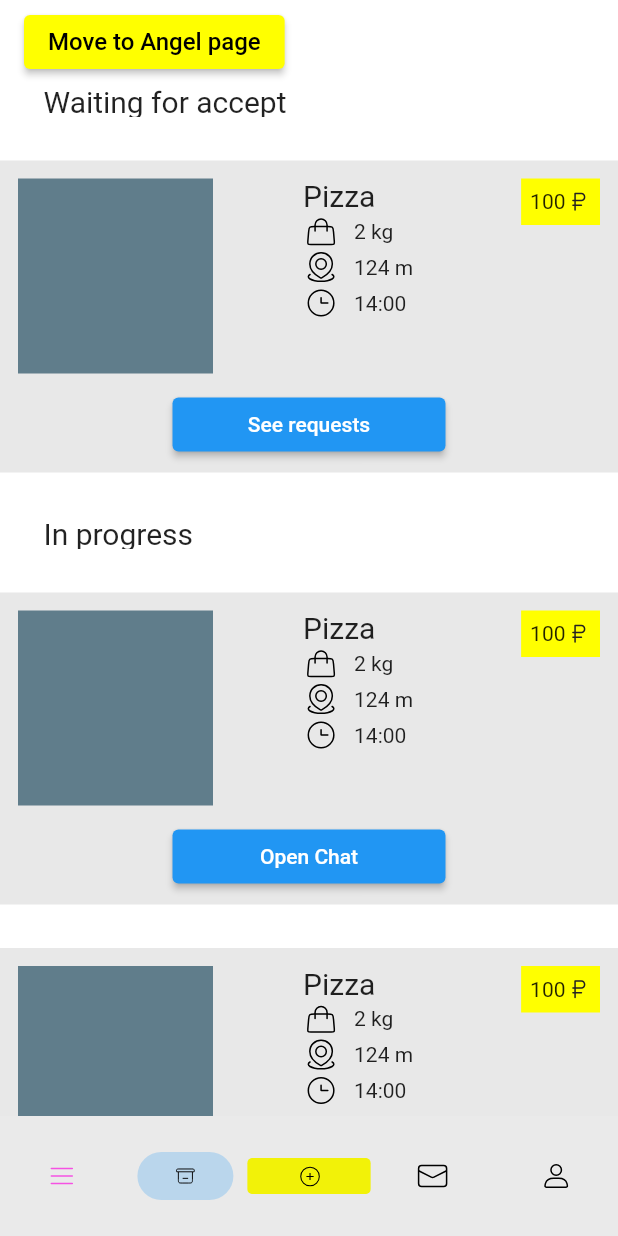
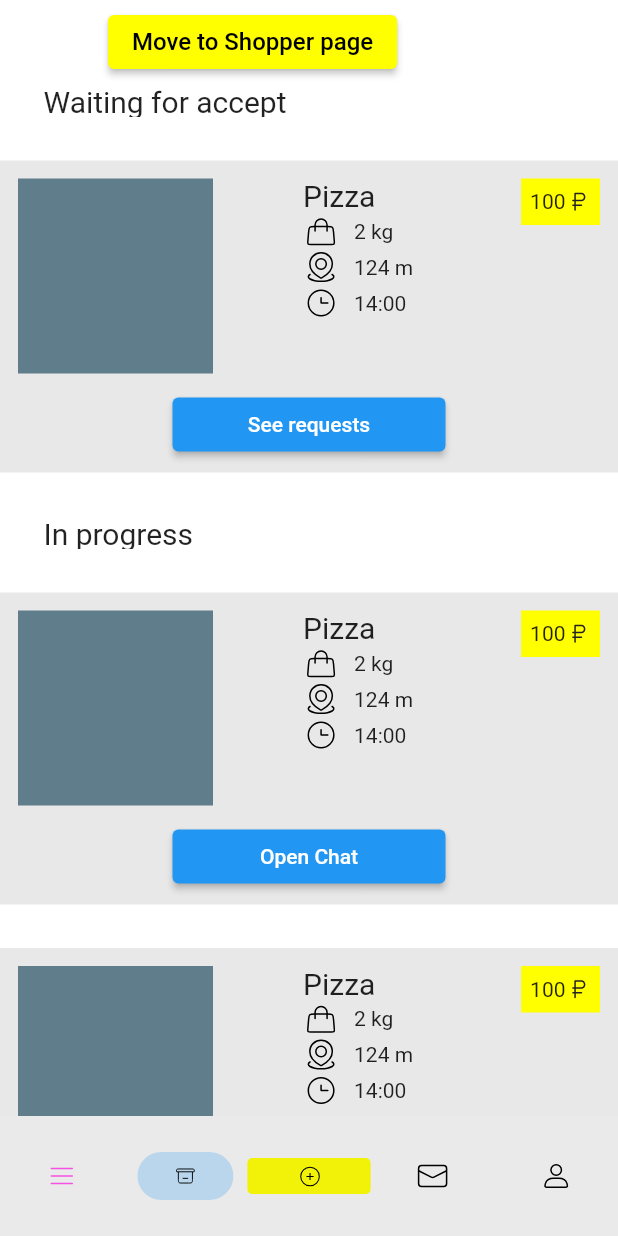
Before and after one commit to InnoSWP/BS21-05-InnoCart, a Flutter app: the screen it shows after launch, on a phone screen of 412 x 824 dp. Run offline on Flutter 3.47's test engine with Material 2 defaults, Android fonts, the phone set to English and light mode, and no system bars; our stand-ins replace flutter_svg.

Commit message:
Added Angel page

```diff
--- /dev/null
+++ b/lib/GenerateRoute.dart
@@ -0,0 +1,15 @@
+import 'package:flutter/material.dart';
+import 'package:inno_cart/pageOfAngelOrders.dart';
+import 'package:inno_cart/pageOfShopperOrders.dart';
+
+Route? generateRoute(RouteSettings settings) {
+  switch (settings.name) {
+    case '/':
+      final data = settings.arguments;
+      return MaterialPageRoute(builder: (_) => const PageOfShopperOrders());
+    case '/AngelOrders':
+      return MaterialPageRoute(builder: (_) => const PageOfAngelOrders());
+    default:
+      return null;
+  }
+}
--- a/lib/main.dart
+++ b/lib/main.dart
@@ -1,5 +1,7 @@
 import 'package:flutter/material.dart';
-import 'package:inno_cart/pageOfActiveOrders.dart';
+import 'package:inno_cart/GenerateRoute.dart';
+import 'package:inno_cart/pageOfAngelOrders.dart';
+import 'package:inno_cart/pageOfShopperOrders.dart';
 
 void main() {
   runApp(const MyApp());
@@ -12,7 +14,8 @@ class MyApp extends StatelessWidget {
   @override
   Widget build(BuildContext context) {
     return const MaterialApp(
-      home: PageOfActiveOrders(),
+      initialRoute: '/AngelOrders',
+      onGenerateRoute: generateRoute,
     );
   }
 }
--- a/lib/pageOfActiveOrders.dart
+++ b/lib/pageOfAngelOrders.dart
@@ -1,14 +1,14 @@
 import 'package:flutter/material.dart';
 import 'package:flutter_svg/flutter_svg.dart';
 
-class PageOfActiveOrders extends StatefulWidget {
-  const PageOfActiveOrders({Key? key}) : super(key: key);
+class PageOfAngelOrders extends StatefulWidget {
+  const PageOfAngelOrders({Key? key}) : super(key: key);
 
   @override
-  State<PageOfActiveOrders> createState() => _PageOfActiveOrdersState();
+  State<PageOfAngelOrders> createState() => _PageOfAngelOrdersState();
 }
 
-class _PageOfActiveOrdersState extends State<PageOfActiveOrders> {
+class _PageOfAngelOrdersState extends State<PageOfAngelOrders> {
   @override
   Widget build(BuildContext context) {
     return SafeArea(
@@ -18,9 +18,11 @@ class _PageOfActiveOrdersState extends State<PageOfActiveOrders> {
               backgroundColor: Colors.white,
               elevation: 0,
               title: ElevatedButton(
-                onPressed: () {},
+                onPressed: () {
+                  Navigator.of(context).pushNamed('/');
+                },
                 style: ElevatedButton.styleFrom(primary: Colors.yellowAccent),
-                child: const Text('Move to Angel page',
+                child: const Text('Move to Shopper page',
                     style: TextStyle(color: Colors.black, fontSize: 16)),
               ),
             ),
--- /dev/null
+++ b/lib/pageOfShopperOrders.dart
@@ -0,0 +1,218 @@
+import 'package:flutter/material.dart';
+import 'package:flutter_svg/flutter_svg.dart';
+
+class PageOfShopperOrders extends StatefulWidget {
+  const PageOfShopperOrders({Key? key}) : super(key: key);
+
+  @override
+  State<PageOfShopperOrders> createState() => _PageOfShopperOrdersState();
+}
+
+class _PageOfShopperOrdersState extends State<PageOfShopperOrders> {
+  @override
+  Widget build(BuildContext context) {
+    return SafeArea(
+        child: Scaffold(
+            backgroundColor: Colors.white,
+            appBar: AppBar(
+              backgroundColor: Colors.white,
+              elevation: 0,
+              title: ElevatedButton(
+                onPressed: () {
+                  Navigator.of(context).pushNamed('/AngelOrders');
+                },
+                style: ElevatedButton.styleFrom(primary: Colors.yellowAccent),
+                child: const Text('Move to Angel page',
+                    style: TextStyle(color: Colors.black, fontSize: 16)),
+              ),
+            ),
+            bottomNavigationBar: NavigationBar(
+              labelBehavior: NavigationDestinationLabelBehavior.alwaysHide,
+              selectedIndex: 1,
+              destinations: [
+                NavigationDestination(
+                  icon: SvgPicture.asset('assets/icons/List Icon.svg',
+                      width: 24, height: 24),
+                  label: 'ListOfOrders',
+                ),
+                NavigationDestination(
+                  icon: SvgPicture.asset(
+                    'assets/icons/Arhive_light.svg',
+                    width: 19,
+                    height: 15,
+                  ),
+                  label: 'ListOfActiveOrders',
+                ),
+                NavigationDestination(
+                  icon: SvgPicture.asset(
+                    'assets/icons/Create Order Button.svg',
+                    width: 120,
+                    height: 35,
+                  ),
+                  label: 'CreateOrder',
+                ),
+                NavigationDestination(
+                  icon: SvgPicture.asset(
+                    'assets/icons/Message Icon.svg',
+                    width: 28,
+                    height: 28,
+                    color: Colors.black,
+                  ),
+                  label: 'ChatPage',
+                ),
+                NavigationDestination(
+                  icon: SvgPicture.asset(
+                    'assets/icons/User_alt_light.svg',
+                    width: 24,
+                    height: 24,
+                  ),
+                  label: 'ProfilePicture',
+                ),
+              ],
+            ),
+            body: ListView(
+              children: Tickets().getTickets(),
+            ))); // This trailing comma makes auto-formatting nicer for build methods.
+  }
+}
+
+const int gray = 0xe5e5e5e5;
+const double bottomPadding = 29;
+
+class Tickets {
+  late List<Widget> waitingForAccept;
+  late List<Widget> inProgress;
+  late List<Widget> completed;
+
+  Tickets() {
+    waitingForAccept = setTicket('See requests');
+    inProgress = setTicket('Open Chat') + setTicket('Open Chat');
+    completed = setTicket('Rate Angel');
+  }
+
+  List<Widget> getTickets() {
+    return generateHeader('Waiting for accept') +
+        waitingForAccept +
+        generateHeader('In progress') +
+        inProgress +
+        generateHeader('Completed') +
+        completed;
+  }
+
+  List<Widget> setTicket(String text) {
+    return [
+      Container(
+        margin: const EdgeInsets.only(bottom: bottomPadding),
+        width: 345,
+        height: 208,
+        color: const Color(gray),
+        child: Column(
+          children: [
+            Row(
+              mainAxisAlignment: MainAxisAlignment.spaceBetween,
+              crossAxisAlignment: CrossAxisAlignment.start,
+              children: [
+                //PICTURE
+                Container(
+                  width: 130,
+                  height: 130,
+                  color: Colors.blueGrey,
+                  margin: const EdgeInsets.only(top: 12, left: 12, bottom: 10),
+                ),
+
+                //TICKET INFO
+
+                Column(
+                  crossAxisAlignment: CrossAxisAlignment.start,
+                  children: [
+                    Container(
+                        margin: const EdgeInsets.only(top: 12),
+                        child: const Text(
+                          'Pizza',
+                          style: TextStyle(fontSize: 20),
+                        )),
+                    Row(
+                      children: [
+                        SvgPicture.asset(
+                          'assets/icons/Bag_alt_light.svg',
+                          color: Colors.black,
+                          width: 24,
+                          height: 24,
+                        ),
+                        Container(
+                            margin: const EdgeInsets.only(left: 10),
+                            child: const Text('2 kg')),
+                      ],
+                    ),
+                    Row(
+                      children: [
+                        SvgPicture.asset(
+                          'assets/icons/Pin_alt_light.svg',
+                          color: Colors.black,
+                          width: 24,
+                          height: 24,
+                        ),
+                        Container(
+                            margin: const EdgeInsets.only(left: 10),
+                            child: const Text('124 m')),
+                      ],
+                    ),
+                    Row(
+                      children: [
+                        SvgPicture.asset(
+                          'assets/icons/Time_light.svg',
+                          color: Colors.black,
+                          width: 24,
+                          height: 24,
+                        ),
+                        Container(
+                            margin: const EdgeInsets.only(left: 10),
+                            child: const Text('14:00')),
+                      ],
+                    ),
+                  ],
+                ),
+
+                Container(
+                    margin: const EdgeInsets.all(12),
+                    color: Colors.yellowAccent,
+                    padding: const EdgeInsets.all(6),
+                    child: Row(
+                      children: [
+                        const Text('100'),
+                        SvgPicture.asset('assets/icons/Currency.svg'),
+                      ],
+                    )),
+              ],
+            ),
+            //Button
+
+            ElevatedButton(
+                onPressed: () {},
+                child: Container(
+                    width: 150,
+                    height: 32,
+                    child: Center(
+                        child: Text(
+                      text,
+                      style: const TextStyle(fontSize: 14),
+                    )))),
+          ],
+        ),
+      )
+    ];
+  }
+
+  List<Widget> generateHeader(String text) {
+    return [
+      Container(
+          width: 161,
+          height: 22,
+          margin: const EdgeInsets.only(left: 29, bottom: bottomPadding),
+          child: Text(
+            text,
+            style: const TextStyle(fontSize: 20),
+          )),
+    ];
+  }
+}
```
